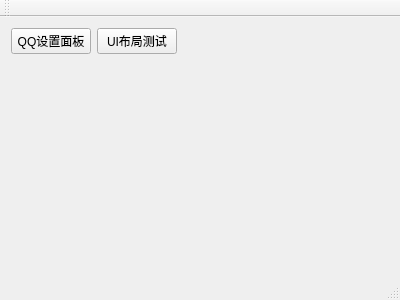
Qt form mainwindow.ui (h-xc/untitled) before a commit.
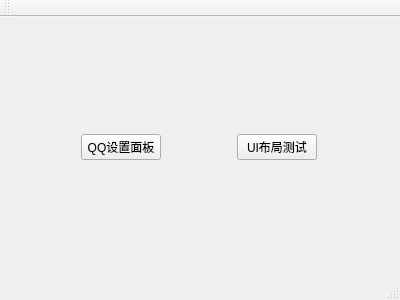
The same form after that commit.

What changed in the file:
```diff
--- a/mainwindow.ui
+++ b/mainwindow.ui
@@ -14,14 +14,7 @@
    <string>MainWindow</string>
   </property>
   <widget class="QWidget" name="centralWidget">
-   <layout class="QFormLayout" name="formLayout">
-    <item row="0" column="0">
-     <widget class="QPushButton" name="qqSetUp">
-      <property name="text">
-       <string>QQ设置面板</string>
-      </property>
-     </widget>
-    </item>
+   <layout class="QGridLayout" name="gridLayout">
     <item row="0" column="1">
      <widget class="QPushButton" name="LayoutTest">
       <property name="sizePolicy">
@@ -35,6 +28,19 @@
       </property>
      </widget>
     </item>
+    <item row="0" column="0">
+     <widget class="QPushButton" name="qqSetUp">
+      <property name="sizePolicy">
+       <sizepolicy hsizetype="Fixed" vsizetype="Fixed">
+        <horstretch>0</horstretch>
+        <verstretch>0</verstretch>
+       </sizepolicy>
+      </property>
+      <property name="text">
+       <string>QQ设置面板</string>
+      </property>
+     </widget>
+    </item>
    </layout>
   </widget>
   <widget class="QMenuBar" name="menuBar">
```
Left out of the diff: 2 changed lines with no effect on the pictures.
